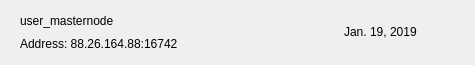
Before: the Qt Designer form src/qt/yep/forms/mnrow.ui in YEPCOIN/YEPCOIN, drawn with Qt 5.
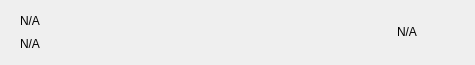
After: the same form once the commit is applied. Icons and pictures are not drawn.

The edit to the form file:
```diff
--- a/src/qt/yep/forms/mnrow.ui
+++ b/src/qt/yep/forms/mnrow.ui
@@ -80,14 +80,14 @@
          <item>
           <widget class="QLabel" name="labelName">
            <property name="text">
-            <string>user_masternode</string>
+            <string notr="true">N/A</string>
            </property>
           </widget>
          </item>
          <item>
           <widget class="QLabel" name="labelAddress">
            <property name="text">
-            <string>Address: 88.26.164.88:16742</string>
+            <string notr="true">N/A</string>
            </property>
           </widget>
          </item>
@@ -110,7 +110,7 @@
       <item>
        <widget class="QLabel" name="labelDate">
         <property name="text">
-         <string>Jan. 19, 2019</string>
+         <string notr="true">N/A</string>
         </property>
        </widget>
       </item>
```
